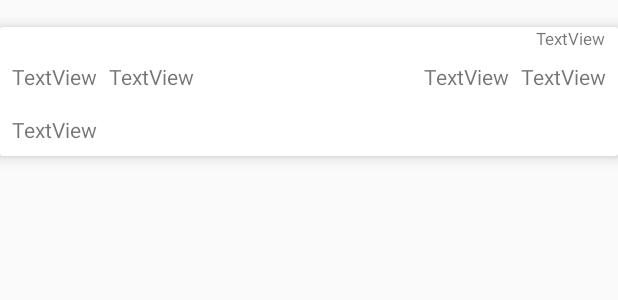
After one commit to elgrim312/feelae-android-app, an Android app: the layout prescription_list_item.xml on its own in the app's theme, with its tools: preview values and no code run, on a phone screen of 412 x 824 dp. The commit adds this screen. Shown: the top 300 px of the screen. Run offline under Robolectric (Android 15) with nearby library versions, the phone set to English and light mode, and no system bars; network calls fail.

Commit message:
[DEV] add prescription & recycler view

```diff
--- a/app/src/main/AndroidManifest.xml
+++ b/app/src/main/AndroidManifest.xml
@@ -1,9 +1,10 @@
 <?xml version="1.0" encoding="utf-8"?>
 <manifest xmlns:android="http://schemas.android.com/apk/res/android"
     package="com.example.azerty.feelae">
-
+    <uses-permission android:name="android.permission.INTERNET" />
     <application
         android:allowBackup="true"
+        android:name=".http.BackendVolley"
         android:icon="@mipmap/ic_launcher"
         android:label="@string/app_name"
         android:roundIcon="@mipmap/ic_launcher_round"
--- a/app/src/main/java/com/example/azerty/feelae/MainActivity.kt
+++ b/app/src/main/java/com/example/azerty/feelae/MainActivity.kt
@@ -2,10 +2,7 @@ package com.example.azerty.feelae
 
 import android.support.v7.app.AppCompatActivity
 import android.os.Bundle
-import android.support.design.widget.BottomNavigationView
-import android.support.v4.app.Fragment
 import com.example.azerty.feelae.adapter.MenuPagerAdapter
-import com.example.azerty.feelae.fragments.FirstFragment
 import kotlinx.android.synthetic.main.activity_main.*
 
 
--- a/app/src/main/java/com/example/azerty/feelae/adapter/MenuPagerAdapter.kt
+++ b/app/src/main/java/com/example/azerty/feelae/adapter/MenuPagerAdapter.kt
@@ -4,13 +4,14 @@ import android.support.v4.app.Fragment
 import android.support.v4.app.FragmentManager
 import android.support.v4.app.FragmentPagerAdapter
 import com.example.azerty.feelae.fragments.FirstFragment
+import com.example.azerty.feelae.fragments.PrescriptionListFragment
 
 class MenuPagerAdapter(fm: FragmentManager) : FragmentPagerAdapter(fm) {
 
     override fun getItem(position: Int): Fragment? {
         return when (position) {
             0 -> FirstFragment()
-            1 -> FirstFragment()
+            1 -> PrescriptionListFragment()
             else -> null
         }
     }
--- /dev/null
+++ b/app/src/main/res/layout/prescription_list_item.xml
@@ -0,0 +1,79 @@
+<?xml version="1.0" encoding="utf-8"?>
+<android.support.v7.widget.CardView xmlns:android="http://schemas.android.com/apk/res/android"
+    xmlns:app="http://schemas.android.com/apk/res-auto"
+    android:layout_width="match_parent"
+    android:layout_height="wrap_content"
+    android:layout_marginTop="18dp"
+    app:cardElevation="6dp">
+
+    <android.support.constraint.ConstraintLayout
+        android:layout_width="match_parent"
+        android:layout_height="match_parent">
+
+        <TextView
+            android:id="@+id/precription_name"
+            android:layout_width="wrap_content"
+            android:layout_height="match_parent"
+            android:layout_marginStart="8dp"
+            android:layout_marginTop="8dp"
+            android:layout_weight="1"
+            android:text="TextView"
+            app:layout_constraintStart_toStartOf="parent"
+            app:layout_constraintTop_toBottomOf="@+id/prescription_at" />
+
+        <TextView
+            android:id="@+id/prescription_at"
+            android:layout_width="wrap_content"
+            android:layout_height="wrap_content"
+            android:layout_marginEnd="8dp"
+            android:text="TextView"
+            android:textSize="11sp"
+            app:layout_constraintEnd_toEndOf="parent"
+            app:layout_constraintTop_toTopOf="parent" />
+
+        <TextView
+            android:id="@+id/prescription_occurence_type"
+            android:layout_width="wrap_content"
+            android:layout_height="wrap_content"
+            android:layout_marginRight="8dp"
+            android:layout_marginTop="8dp"
+            android:text="TextView"
+            app:layout_constraintEnd_toEndOf="parent"
+            app:layout_constraintTop_toBottomOf="@+id/prescription_at" />
+
+        <TextView
+            android:id="@+id/prescription_dosage"
+            android:layout_width="wrap_content"
+            android:layout_height="wrap_content"
+            android:layout_marginStart="8dp"
+            android:layout_marginTop="8dp"
+            android:layout_weight="1"
+            android:text="TextView"
+            android:textAlignment="center"
+            app:layout_constraintStart_toEndOf="@+id/precription_name"
+            app:layout_constraintTop_toBottomOf="@+id/prescription_at" />
+
+        <TextView
+            android:id="@+id/prescription_occurence"
+            android:layout_width="wrap_content"
+            android:layout_height="wrap_content"
+            android:layout_marginEnd="8dp"
+            android:layout_marginTop="8dp"
+            android:text="TextView"
+            app:layout_constraintEnd_toStartOf="@+id/prescription_occurence_type"
+            app:layout_constraintTop_toBottomOf="@+id/prescription_at" />
+
+        <TextView
+            android:id="@+id/prescription_side_effect"
+            android:layout_width="wrap_content"
+            android:layout_height="wrap_content"
+            android:layout_marginBottom="8dp"
+            android:layout_marginStart="8dp"
+            android:layout_marginTop="16dp"
+            android:text="TextView"
+            app:layout_constraintBottom_toBottomOf="parent"
+            app:layout_constraintStart_toStartOf="parent"
+            app:layout_constraintTop_toBottomOf="@+id/precription_name" />
+    </android.support.constraint.ConstraintLayout>
+
+</android.support.v7.widget.CardView>
```
Also changed, not shown: app/build.gradle (+11 -0 lines), app/src/main/java/com/example/azerty/feelae/adapter/PrescriptionAdapter.kt (added, +48 -0 lines), app/src/main/java/com/example/azerty/feelae/fragments/PrescriptionListFragment.kt (added, +55 -0 lines), app/src/main/java/com/example/azerty/feelae/http/APIController.kt (added, +16 -0 lines), app/src/main/java/com/example/azerty/feelae/http/BackendVolley.kt (added, +46 -0 lines), app/src/main/java/com/example/azerty/feelae/http/ServiceInterface.kt (added, +9 -0 lines), app/src/main/java/com/example/azerty/feelae/http/ServiceVolley.kt (added, +60 -0 lines), app/src/main/java/com/example/azerty/feelae/model/Prescription.kt (added, +17 -0 lines), app/src/main/java/com/example/azerty/feelae/utils/Constant.kt (added, +7 -0 lines), app/src/main/java/com/example/azerty/feelae/utils/format_date.kt (added, +12 -0 lines), app/src/main/res/layout/prescription_list_fragment.xml (added, +14 -0 lines).
